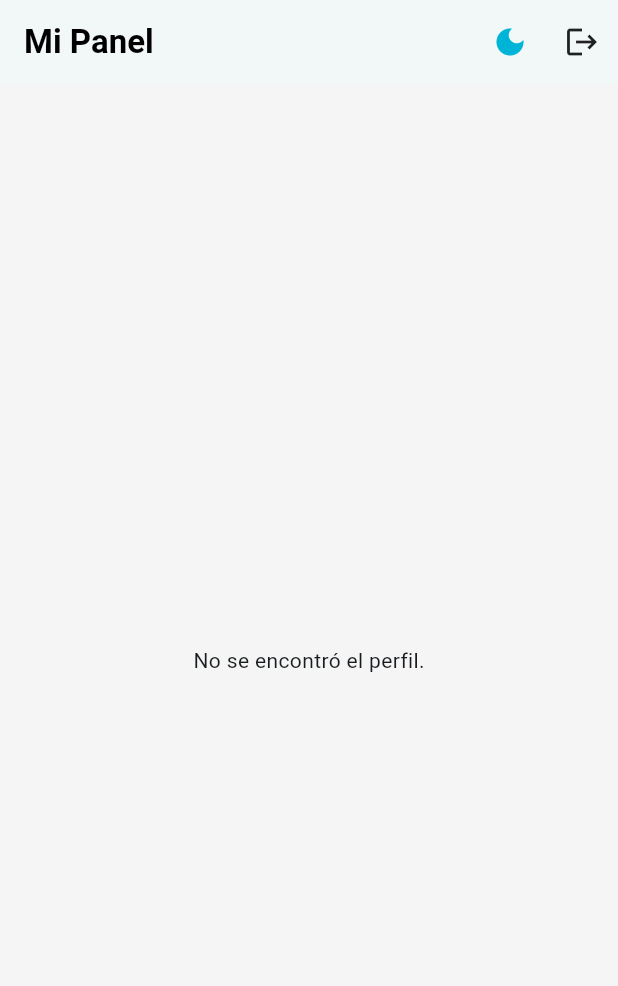
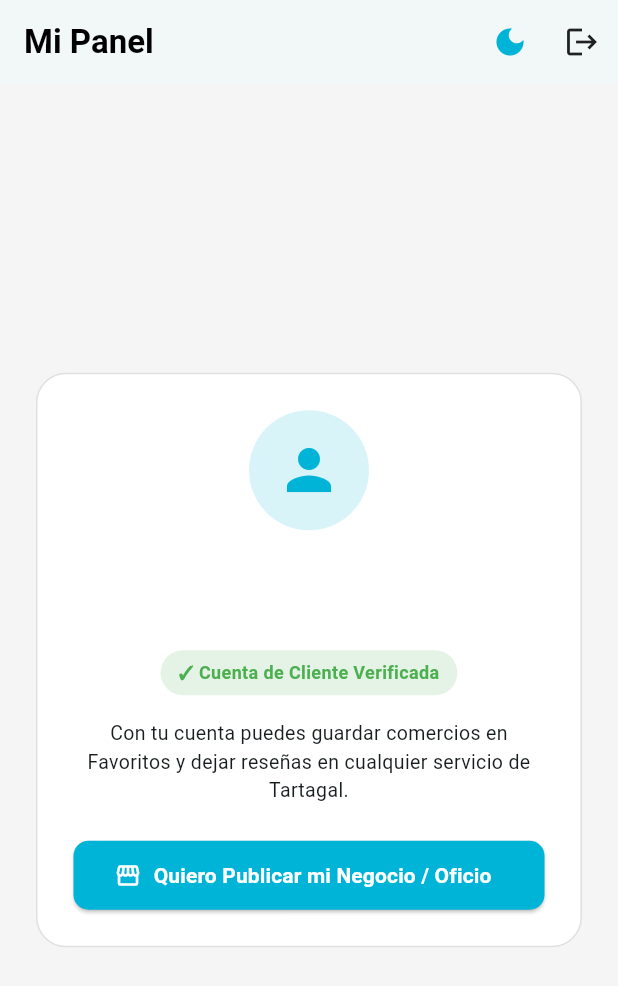
Before and after one commit to 123CarrizoFernando/guia-norte-app, a Flutter app: the DashboardScreen screen opened directly with empty values, on a phone screen of 412 x 824 dp. Shown: the top 986 px of the screen. Run offline on Flutter 3.47's test engine with Material 3 defaults, Android fonts, the phone set to English and light mode, and no system bars; our stand-ins replace firebase_auth, firebase_core, firebase_messaging, google_sign_in, image_cropper, image_picker and 2 more; accounts and stored records are empty; network calls fail.

Commit message:
Mejora de la version 2 - correcion de cleinte

```diff
--- a/lib/screens/crear_perfil_screen.dart
+++ b/lib/screens/crear_perfil_screen.dart
@@ -6,10 +6,12 @@ import 'dart:convert';
 
 import 'package:image_picker/image_picker.dart';
 import 'package:image_cropper/image_cropper.dart';
+import 'package:shared_preferences/shared_preferences.dart';
 
 import 'dart:typed_data';
 
 import 'dashboard_screen.dart';
+import 'main_screen.dart';
 
 class CrearPerfilScreen extends StatefulWidget {
   final int usuarioId;
@@ -169,6 +171,22 @@ class _CrearPerfilScreenState extends State<CrearPerfilScreen> {
       debugPrint('Error subiendo imagen a Cloudinary: $e');
     }
     return null;
+  }
+
+  // GUARDA LA SESIÓN DEL CLIENTE Y REDIRIGE AL INICIO SIN PANTALLA EN BLANCO/NEGRO
+  Future<void> _guardarComoClienteYEntrar() async {
+    final prefs = await SharedPreferences.getInstance();
+    await prefs.setInt('profesional_id', widget.usuarioId);
+    await prefs.setString('rol_usuario', 'cliente');
+
+    if (!mounted) return;
+    Navigator.pushAndRemoveUntil(
+      context,
+      MaterialPageRoute(
+        builder: (context) => const MainScreen(initialIndex: 0),
+      ),
+      (route) => false,
+    );
   }
 
   Future<void> _guardarPerfil() async {
@@ -410,7 +428,8 @@ class _CrearPerfilScreenState extends State<CrearPerfilScreen> {
                           backgroundColor: Colors.green,
                           foregroundColor: Colors.white,
                         ),
-                        onPressed: () => Navigator.of(context).pop(true),
+                        onPressed:
+                            _guardarComoClienteYEntrar, // <-- CAMBIADO AQUÍ
                         child: const Text('Ir al Inicio'),
                       ),
                     ),
--- a/lib/screens/dashboard_screen.dart
+++ b/lib/screens/dashboard_screen.dart
@@ -2,6 +2,7 @@ import 'package:flutter/material.dart';
 import 'package:flutter/services.dart';
 import 'package:shared_preferences/shared_preferences.dart';
 import 'package:http/http.dart' as http;
+import 'package:firebase_auth/firebase_auth.dart';
 
 import 'dart:convert';
 
@@ -12,6 +13,8 @@ import 'editar_perfil_screen.dart';
 import 'main_screen.dart';
 import 'visor_imagenes_screen.dart';
 import '../main.dart';
+
+import 'crear_perfil_screen.dart';
 
 class DashboardScreen extends StatefulWidget {
   final int usuarioId;
@@ -427,10 +430,109 @@ class _DashboardScreenState extends State<DashboardScreen> {
             )
           : perfilData == null
           ? Center(
-              child: Text(
-                'No se encontró el perfil.',
-                style: TextStyle(
-                  color: Theme.of(context).textTheme.bodyLarge?.color,
+              child: Padding(
+                padding: const EdgeInsets.all(24.0),
+                child: Container(
+                  padding: const EdgeInsets.all(24),
+                  decoration: BoxDecoration(
+                    color: Theme.of(context).cardColor,
+                    borderRadius: BorderRadius.circular(20),
+                    border: Border.all(
+                      color: isDark ? Colors.white10 : Colors.black12,
+                    ),
+                  ),
+                  child: Column(
+                    mainAxisSize: MainAxisSize.min,
+                    children: [
+                      CircleAvatar(
+                        radius: 40,
+                        backgroundColor: Theme.of(context).primaryColor
+                            .withValues(alpha: 0.15),
+                        child: Icon(
+                          Icons.person,
+                          size: 44,
+                          color: Theme.of(context).primaryColor,
+                        ),
+                      ),
+                      const SizedBox(height: 16),
+                      Text(
+                        FirebaseAuth.instance.currentUser?.displayName ??
+                            'Vecino de Tartagal',
+                        style: TextStyle(
+                          fontSize: 20,
+                          fontWeight: FontWeight.bold,
+                          color: Theme.of(context).textTheme.bodyLarge?.color,
+                        ),
+                        textAlign: TextAlign.center,
+                      ),
+                      const SizedBox(height: 4),
+                      Text(
+                        FirebaseAuth.instance.currentUser?.email ??
+                            'Cuenta de Cliente Activa',
+                        style: const TextStyle(
+                          color: Colors.grey,
+                          fontSize: 13,
+                        ),
+                      ),
+                      const SizedBox(height: 12),
+                      Container(
+                        padding: const EdgeInsets.symmetric(
+                          horizontal: 12,
+                          vertical: 6,
+                        ),
+                        decoration: BoxDecoration(
+                          color: Colors.green.withValues(alpha: 0.15),
+                          borderRadius: BorderRadius.circular(20),
+                        ),
+                        child: const Text(
+                          '✓ Cuenta de Cliente Verificada',
+                          style: TextStyle(
+                            color: Colors.green,
+                            fontWeight: FontWeight.bold,
+                            fontSize: 12,
+                          ),
+                        ),
+                      ),
+                      const SizedBox(height: 16),
+                      Text(
+                        'Con tu cuenta puedes guardar comercios en Favoritos y dejar reseñas en cualquier servicio de Tartagal.',
+                        textAlign: TextAlign.center,
+                        style: TextStyle(
+                          fontSize: 13,
+                          color: Theme.of(context).textTheme.bodyMedium?.color,
+                        ),
+                      ),
+                      const SizedBox(height: 24),
+                      SizedBox(
+                        width: double.infinity,
+                        height: 46,
+                        child: ElevatedButton.icon(
+                          style: ElevatedButton.styleFrom(
+                            backgroundColor: Theme.of(context).primaryColor,
+                            foregroundColor: Colors.white,
+                            shape: RoundedRectangleBorder(
+                              borderRadius: BorderRadius.circular(10),
+                            ),
+                          ),
+                          icon: const Icon(Icons.storefront),
+                          label: const Text(
+                            'Quiero Publicar mi Negocio / Oficio',
+                            style: TextStyle(fontWeight: FontWeight.bold),
+                          ),
+                          onPressed: () {
+                            Navigator.push(
+                              context,
+                              MaterialPageRoute(
+                                builder: (_) => CrearPerfilScreen(
+                                  usuarioId: widget.usuarioId,
+                                ),
+                              ),
+                            );
+                          },
+                        ),
+                      ),
+                    ],
+                  ),
                 ),
               ),
             )
--- a/pubspec.yaml
+++ b/pubspec.yaml
@@ -3,7 +3,7 @@ description: "A new Flutter project."
 
 publish_to: 'none'
 
-version: 1.0.0+1
+version: 2.0.0+2
 
 environment:
   sdk: ^3.13.1
```
